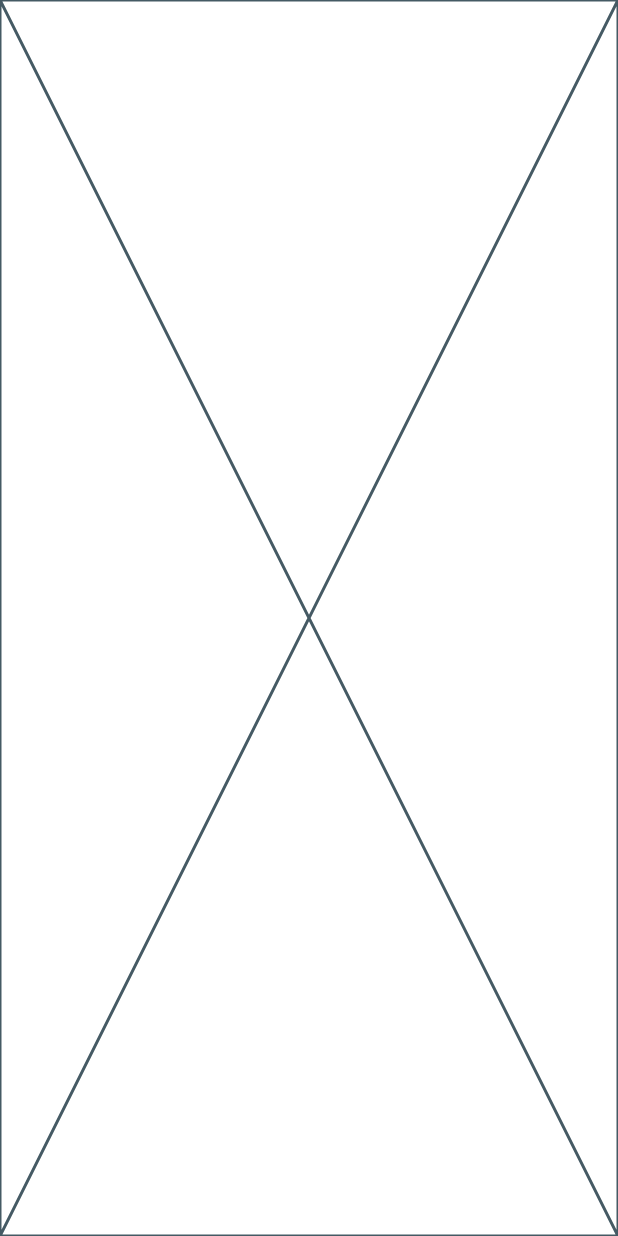
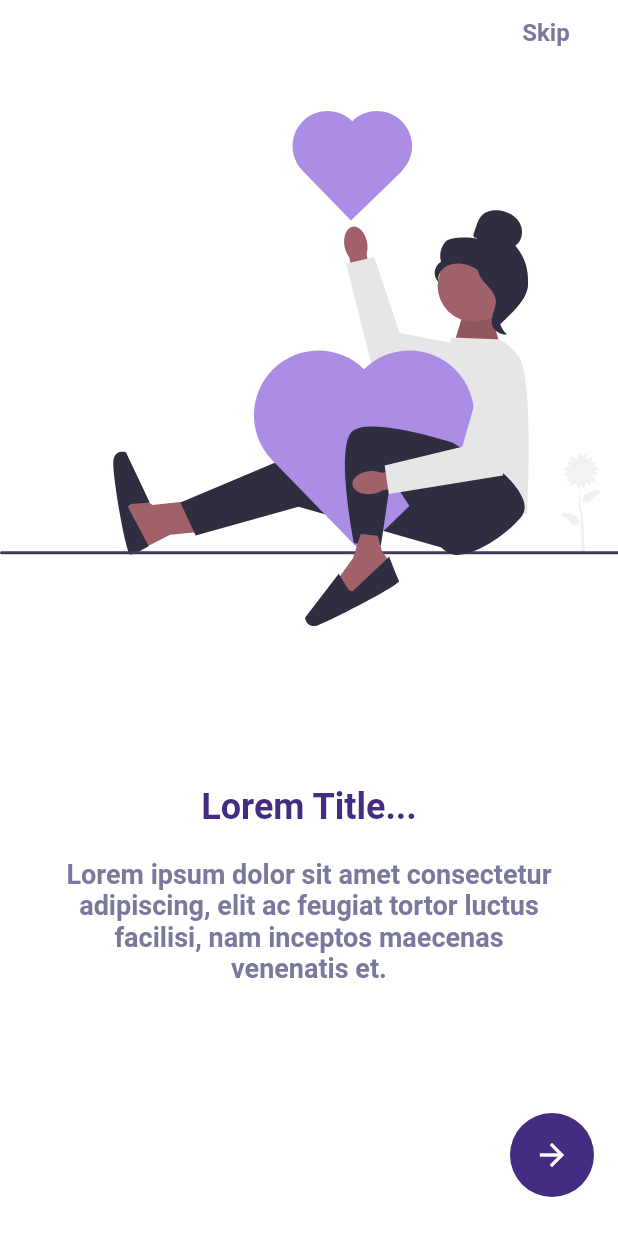
Before and after one commit to aliyilmazco/Diyet-odendi, a Flutter app: the screen it shows after launch, on a phone screen of 412 x 824 dp. Run offline on Flutter 3.47's test engine with Material 2 defaults, Android fonts, the phone set to English and light mode, and no system bars; drawn by our look-alikes of flutter_onboarding_slider; our stand-ins replace flutter_svg, go_router, lottie.

Commit message:
feature: slider/finish  ./gorouter/add

```diff
--- a/lib/main.dart
+++ b/lib/main.dart
@@ -1,9 +1,12 @@
-import 'package:d/view/splash/splashScreen/view/splash_screen_view.dart';
+import 'package:d/product/router/router.dart';
 import 'package:flutter/material.dart';
 
 void main() {
+  WidgetsFlutterBinding.ensureInitialized();
   runApp(const MyApp());
 }
+
+late final appRoutes = AppRouter();
 
 class MyApp extends StatelessWidget {
   const MyApp({super.key});
@@ -11,13 +14,12 @@ class MyApp extends StatelessWidget {
   // This widget is the root of your application.
   @override
   Widget build(BuildContext context) {
-    return MaterialApp(
-      debugShowCheckedModeBanner: false,
-      title: 'Flutter Demo',
-      theme: ThemeData(
-        primarySwatch: Colors.blue,
-      ),
-      home: SplashScreenView(),
-    );
+    return MaterialApp.router(
+        debugShowCheckedModeBanner: false,
+        title: 'Flutter Demo',
+        theme: ThemeData(
+          primarySwatch: Colors.blue,
+        ),
+        routerConfig: appRoutes.router);
   }
 }
--- /dev/null
+++ b/lib/product/router/router_constant.dart
@@ -0,0 +1,9 @@
+class RouteConstants {
+  static String splash = 'splash';
+  static String home = 'home';
+  static String signIn = 'signIn';
+  static String singUp = 'signUp';
+  static String login = 'login';
+  static String forgotPass = 'forgotPass';
+  static String slider = 'slider';
+}
--- a/lib/view/splash/slider/view/slider_view.dart
+++ b/lib/view/splash/slider/view/slider_view.dart
@@ -1,5 +1,11 @@
-import 'package:flutter/src/widgets/framework.dart';
-import 'package:flutter/src/widgets/placeholder.dart';
+import 'package:d/core/constant/color_constant.dart';
+import 'package:d/product/router/router_constant.dart';
+import 'package:d/view/splash/splashScreen/view/splash_screen_view.dart';
+import 'package:flutter/cupertino.dart';
+import 'package:flutter/material.dart';
+import 'package:flutter_onboarding_slider/flutter_onboarding_slider.dart';
+import 'package:flutter_svg/svg.dart';
+import 'package:go_router/go_router.dart';
 
 class SliderView extends StatefulWidget {
   const SliderView({super.key});
@@ -11,6 +17,173 @@ class SliderView extends StatefulWidget {
 class _SliderViewState extends State<SliderView> {
   @override
   Widget build(BuildContext context) {
-    return const Placeholder();
+    return OnBoardingSlider(
+      finishButtonText: 'Register',
+      onFinish: () {
+        context.pushReplacement('/signUp');
+      },
+      finishButtonStyle: const FinishButtonStyle(
+        backgroundColor: ColorConst.sliderTitle,
+      ),
+      skipTextButton: const Text(
+        'Skip',
+        style: TextStyle(
+          fontSize: 16,
+          color: ColorConst.sliderText,
+          fontWeight: FontWeight.w600,
+        ),
+      ),
+      trailing: const Text(
+        'Login',
+        style: TextStyle(
+          fontSize: 16,
+          color: ColorConst.sliderText,
+          fontWeight: FontWeight.w600,
+        ),
+      ),
+      trailingFunction: () {
+        context.pushReplacementNamed(RouteConstants.signIn);
+      },
+      controllerColor: ColorConst.appBgColorWhite,
+      totalPage: 3,
+      headerBackgroundColor: Colors.white,
+      pageBackgroundColor: Colors.white,
+      background: [
+        Padding(
+          padding: const EdgeInsets.only(
+            top: 30.0,
+          ),
+          child: SvgPicture.asset(
+            'assets/svg/slider_1.svg',
+            height: MediaQuery.of(context).size.width / 1.2,
+          ),
+        ),
+        Padding(
+          padding: const EdgeInsets.only(
+            top: 30.0,
+            left: 30,
+          ),
+          child: SvgPicture.asset(
+            'assets/svg/slider_2.svg',
+            height: MediaQuery.of(context).size.width / 1.3,
+          ),
+        ),
+        Padding(
+          padding: const EdgeInsets.only(top: 30.0, left: 25),
+          child: SvgPicture.asset(
+            'assets/svg/slider_3.svg',
+            height: MediaQuery.of(context).size.width / 1.3,
+          ),
+        ),
+      ],
+      speed: 1.8,
+      pageBodies: [
+        Container(
+          alignment: Alignment.center,
+          width: MediaQuery.of(context).size.width,
+          padding: const EdgeInsets.symmetric(horizontal: 40),
+          child: Column(
+            mainAxisAlignment: MainAxisAlignment.start,
+            crossAxisAlignment: CrossAxisAlignment.center,
+            children: const <Widget>[
+              SizedBox(
+                height: 480,
+              ),
+              Text(
+                'Lorem Title...',
+                textAlign: TextAlign.center,
+                style: TextStyle(
+                  color: ColorConst.sliderTitle,
+                  fontSize: 24.0,
+                  fontWeight: FontWeight.w600,
+                ),
+              ),
+              SizedBox(
+                height: 20,
+              ),
+              Text(
+                'Lorem ipsum dolor sit amet consectetur adipiscing, elit ac feugiat tortor luctus facilisi, nam inceptos maecenas venenatis et. ',
+                textAlign: TextAlign.center,
+                style: TextStyle(
+                  color: ColorConst.sliderText,
+                  fontSize: 18.0,
+                  fontWeight: FontWeight.w600,
+                ),
+              ),
+            ],
+          ),
+        ),
+        Container(
+          alignment: Alignment.center,
+          width: MediaQuery.of(context).size.width,
+          padding: const EdgeInsets.symmetric(horizontal: 40),
+          child: Column(
+            mainAxisAlignment: MainAxisAlignment.start,
+            crossAxisAlignment: CrossAxisAlignment.center,
+            children: const <Widget>[
+              SizedBox(
+                height: 480,
+              ),
+              Text(
+                'Lorem Title.',
+                textAlign: TextAlign.center,
+                style: TextStyle(
+                  color: ColorConst.sliderTitle,
+                  fontSize: 24.0,
+                  fontWeight: FontWeight.w600,
+                ),
+              ),
+              SizedBox(
+                height: 20,
+              ),
+              Text(
+                'Lorem ipsum dolor sit amet consectetur adipiscing, elit ac feugiat tortor luctus facilisi, nam inceptos maecenas venenatis et. ',
+                textAlign: TextAlign.center,
+                style: TextStyle(
+                  color: ColorConst.sliderText,
+                  fontSize: 18.0,
+                  fontWeight: FontWeight.w600,
+                ),
+              ),
+            ],
+          ),
+        ),
+        Container(
+          alignment: Alignment.center,
+          width: MediaQuery.of(context).size.width,
+          padding: const EdgeInsets.symmetric(horizontal: 40),
+          child: Column(
+            mainAxisAlignment: MainAxisAlignment.start,
+            crossAxisAlignment: CrossAxisAlignment.center,
+            children: const <Widget>[
+              SizedBox(
+                height: 480,
+              ),
+              Text(
+                'Start now!',
+                textAlign: TextAlign.center,
+                style: TextStyle(
+                  color: ColorConst.sliderTitle,
+                  fontSize: 24.0,
+                  fontWeight: FontWeight.w600,
+                ),
+              ),
+              SizedBox(
+                height: 20,
+              ),
+              Text(
+                'Lorem ipsum dolor sit amet consectetur adipiscing, elit ac feugiat tortor luctus facilisi, nam inceptos maecenas venenatis et. .',
+                textAlign: TextAlign.center,
+                style: TextStyle(
+                  color: ColorConst.sliderText,
+                  fontSize: 18.0,
+                  fontWeight: FontWeight.w600,
+                ),
+              ),
+            ],
+          ),
+        ),
+      ],
+    );
   }
 }
--- a/lib/view/splash/splashScreen/viewmodel/splash_screen_viewmodel.dart
+++ b/lib/view/splash/splashScreen/viewmodel/splash_screen_viewmodel.dart
@@ -1,13 +1,13 @@
 import 'package:d/view/splash/slider/view/slider_view.dart';
 import 'package:flutter/material.dart';
+import 'package:go_router/go_router.dart';
 
 import '../view/splash_screen_view.dart';
 
 abstract class SplashScreenViewModel extends State<SplashScreenView> {
   void initState() {
     Future.delayed(const Duration(seconds: 3), () async {
-      Navigator.of(context)
-          .push(MaterialPageRoute(builder: (context) => SliderView()));
+      context.pushReplacement('/slider');
     });
   }
 }
--- a/pubspec.yaml
+++ b/pubspec.yaml
@@ -36,6 +36,9 @@ dependencies:
   cupertino_icons: ^1.0.2
   lottie: ^2.3.1
   flutter_onboarding_slider: ^1.0.9
+  flutter_svg: ^2.0.4
+  go_router: ^6.5.2
+  easy_localization: ^3.0.1
 
 dev_dependencies:
   flutter_test:
@@ -64,6 +67,7 @@ flutter:
     - assets/images/
     - assets/animations/
     - assets/translate/
+    - assets/svg/
 
   # An image asset can refer to one or more resolution-specific "variants", see
   # https://flutter.dev/assets-and-images/#resolution-aware
```
Also changed, not shown: lib/product/router/router.dart (added, +57 -0 lines), lib/view/auth/signin/view/login_view.dart (added, +24 -0 lines), lib/view/auth/signin/view/sign_in_view.dart (+22 -0 lines), assets/svg/female_avatar.svg (added), assets/svg/male_avatar.svg (added), assets/svg/slider_1.svg (added), assets/svg/slider_2.svg (added), assets/svg/slider_3.svg (added), pubspec.lock.
